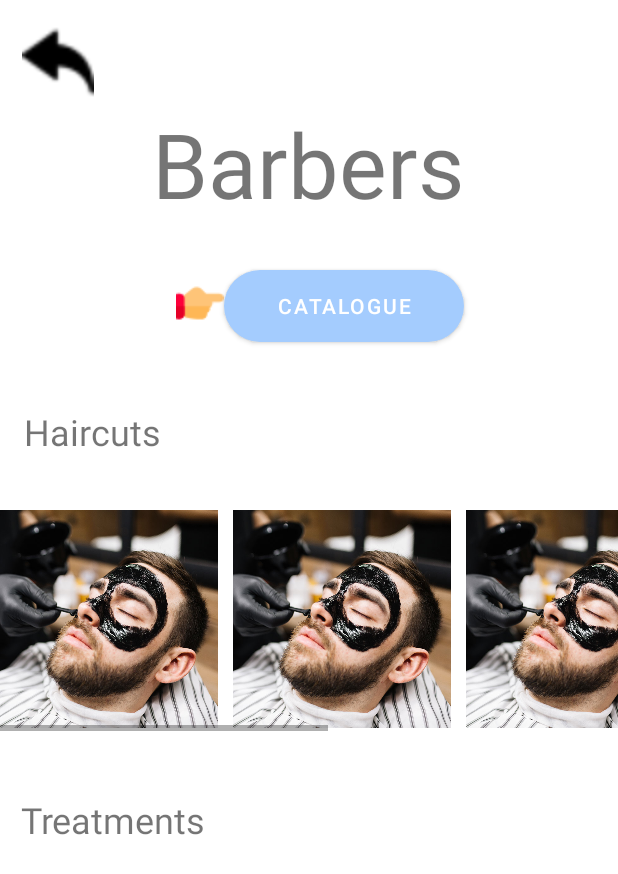
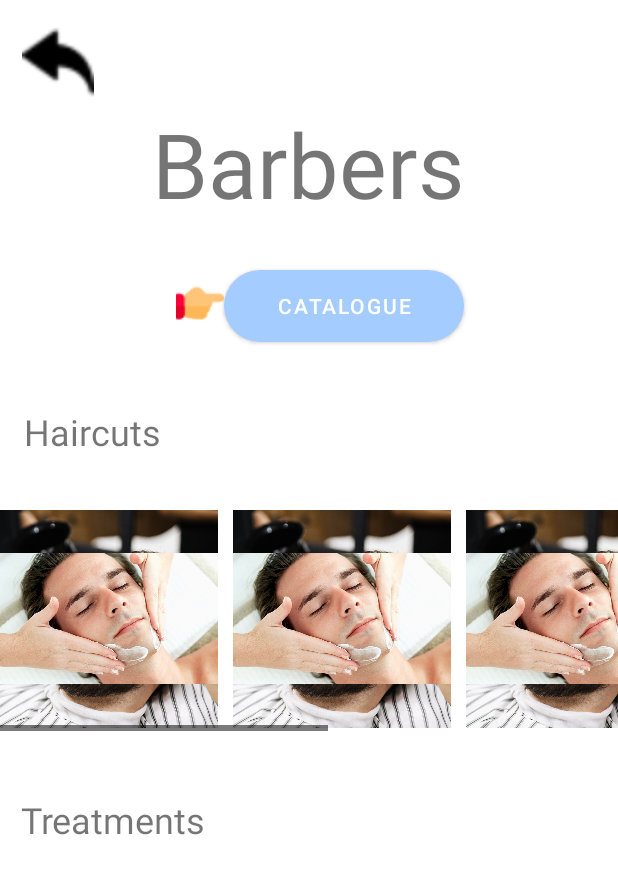
Before and after one commit to Mhmdbaba/CSC498G_FinalProject_BarberApp, an Android app: the HomePage screen opened directly, with no data from a screen before it, on a phone screen of 412 x 824 dp. Shown: the top 874 px of the screen. Run offline under Robolectric (Android 15) with nearby library versions, the phone set to English and light mode, and no system bars.

Commit message:
commit 5

```diff
--- a/app/src/main/res/layout/activity_home_page.xml
+++ b/app/src/main/res/layout/activity_home_page.xml
@@ -151,6 +151,7 @@
         app:layout_constraintStart_toStartOf="parent"
         app:layout_constraintTop_toTopOf="parent">
 
+
         <HorizontalScrollView
             android:layout_width="wrap_content"
             android:layout_height="wrap_content"
@@ -161,6 +162,31 @@
                 android:layout_height="wrap_content"
                 android:orientation="horizontal">
 
+                <ImageView
+                    android:layout_width="155dp"
+                    android:layout_height="150dp"
+                    android:paddingRight="10dp"
+                    app:srcCompat="@drawable/treatment" />
+                <ImageView
+                    android:layout_width="155dp"
+                    android:layout_height="150dp"
+                    android:paddingRight="10dp"
+                    app:srcCompat="@drawable/treatment" />
+                <ImageView
+                    android:layout_width="155dp"
+                    android:layout_height="150dp"
+                    android:paddingRight="10dp"
+                    app:srcCompat="@drawable/treatment" />
+                <ImageView
+                    android:layout_width="155dp"
+                    android:layout_height="150dp"
+                    android:paddingRight="10dp"
+                    app:srcCompat="@drawable/treatment" />
+                <ImageView
+                    android:layout_width="155dp"
+                    android:layout_height="150dp"
+                    android:paddingRight="10dp"
+                    app:srcCompat="@drawable/treatment" />
             </LinearLayout>
         </HorizontalScrollView>
     </ScrollView>
```
